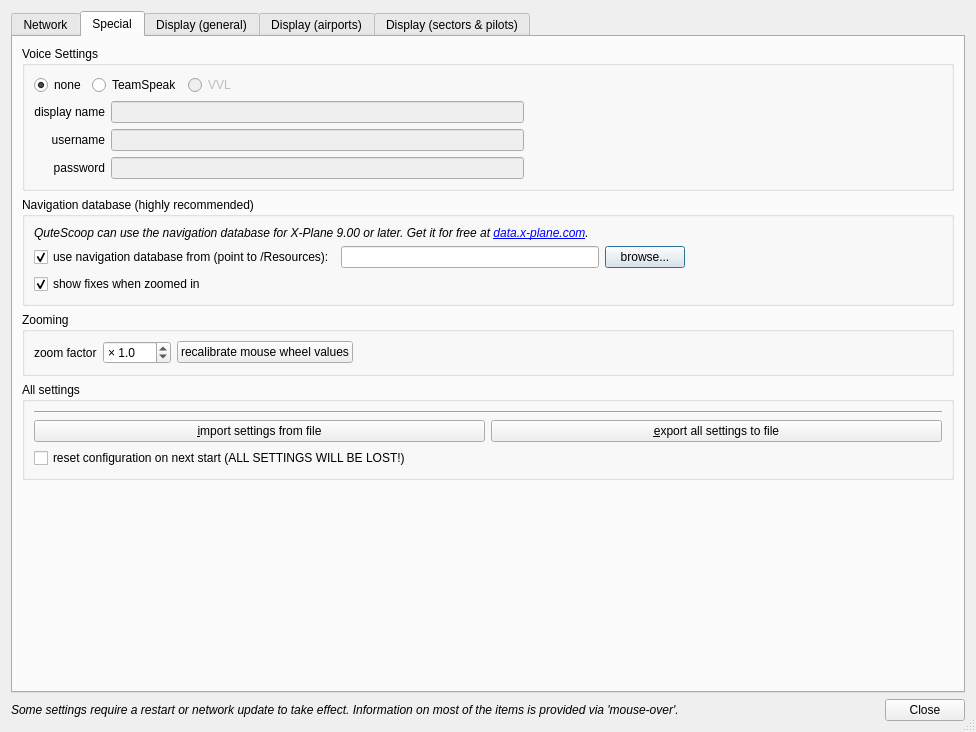
Qt form QuteScoop/src/PreferencesDialog.ui (qutescoop/qutescoop) before a commit.
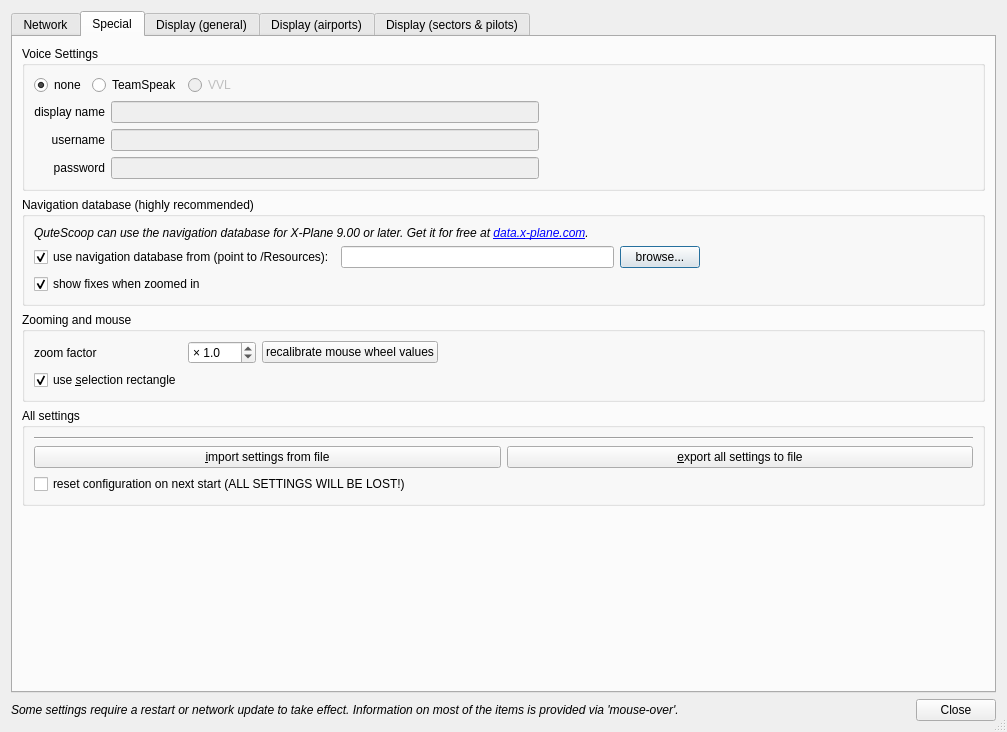
The same form after that commit. The open tabs and pages were chosen to show the change. Icons and pictures are not drawn.

```diff
--- a/QuteScoop/src/PreferencesDialog.ui
+++ b/QuteScoop/src/PreferencesDialog.ui
@@ -6,7 +6,7 @@
    <rect>
     <x>0</x>
     <y>0</y>
-    <width>976</width>
+    <width>1007</width>
     <height>732</height>
    </rect>
   </property>
@@ -805,7 +805,7 @@
        <item>
         <widget class="QGroupBox" name="groupZoom">
          <property name="title">
-          <string>Zooming</string>
+          <string>Zooming and mouse</string>
          </property>
          <layout class="QGridLayout" name="gridLayout_10">
           <item row="0" column="1">
@@ -860,6 +860,19 @@
             </property>
            </spacer>
           </item>
+          <item row="1" column="0">
+           <widget class="QCheckBox" name="useSelectionRectangle">
+            <property name="toolTip">
+             <string>Use left mouse button to drag a selection rectangle. When off, left mouse drag is globe panning (same as right drag)</string>
+            </property>
+            <property name="text">
+             <string>use &amp;selection rectangle</string>
+            </property>
+            <property name="checked">
+             <bool>true</bool>
+            </property>
+           </widget>
+          </item>
          </layout>
         </widget>
        </item>
```
